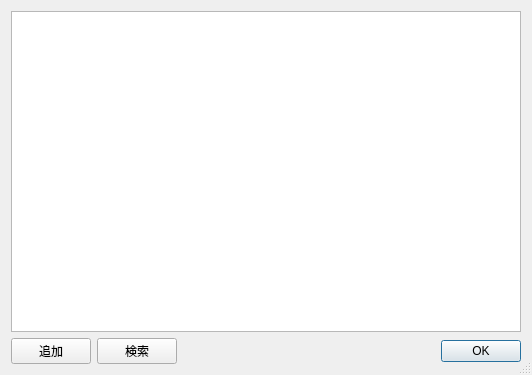
Qt form btselectdlg.ui (zmatsuo/pageant-) before a commit.
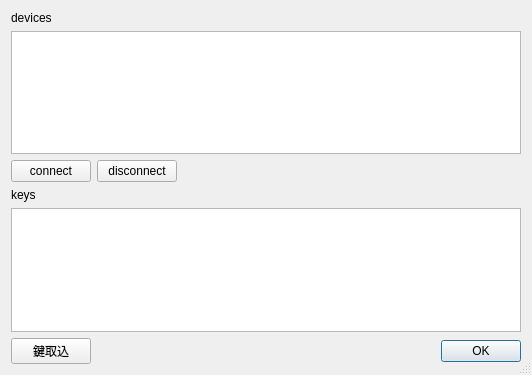
The same form after that commit.

What changed in the file:
```diff
--- a/btselectdlg.ui
+++ b/btselectdlg.ui
@@ -19,22 +19,63 @@
   <layout class="QVBoxLayout" name="verticalLayout_3">
    <item>
     <layout class="QVBoxLayout" name="verticalLayout">
+     <item>
+      <widget class="QLabel" name="label">
+       <property name="text">
+        <string>devices</string>
+       </property>
+      </widget>
+     </item>
      <item>
       <widget class="QTreeView" name="treeView"/>
      </item>
      <item>
-      <layout class="QHBoxLayout" name="horizontalLayout">
+      <layout class="QHBoxLayout" name="horizontalLayout_2">
        <item>
         <widget class="QPushButton" name="pushButton">
          <property name="text">
-          <string>追加</string>
+          <string>connect</string>
          </property>
         </widget>
        </item>
        <item>
-        <widget class="QPushButton" name="pushButton_2">
+        <widget class="QPushButton" name="pushButton_4">
          <property name="text">
-          <string>検索</string>
+          <string>disconnect</string>
+         </property>
+        </widget>
+       </item>
+       <item>
+        <spacer name="horizontalSpacer_2">
+         <property name="orientation">
+          <enum>Qt::Horizontal</enum>
+         </property>
+         <property name="sizeHint" stdset="0">
+          <size>
+           <width>40</width>
+           <height>20</height>
+          </size>
+         </property>
+        </spacer>
+       </item>
+      </layout>
+     </item>
+     <item>
+      <widget class="QLabel" name="label_2">
+       <property name="text">
+        <string>keys</string>
+       </property>
+      </widget>
+     </item>
+     <item>
+      <widget class="QTreeView" name="treeView_2"/>
+     </item>
+     <item>
+      <layout class="QHBoxLayout" name="horizontalLayout">
+       <item>
+        <widget class="QPushButton" name="pushButton_5">
+         <property name="text">
+          <string>鍵取込</string>
          </property>
         </widget>
        </item>
```
